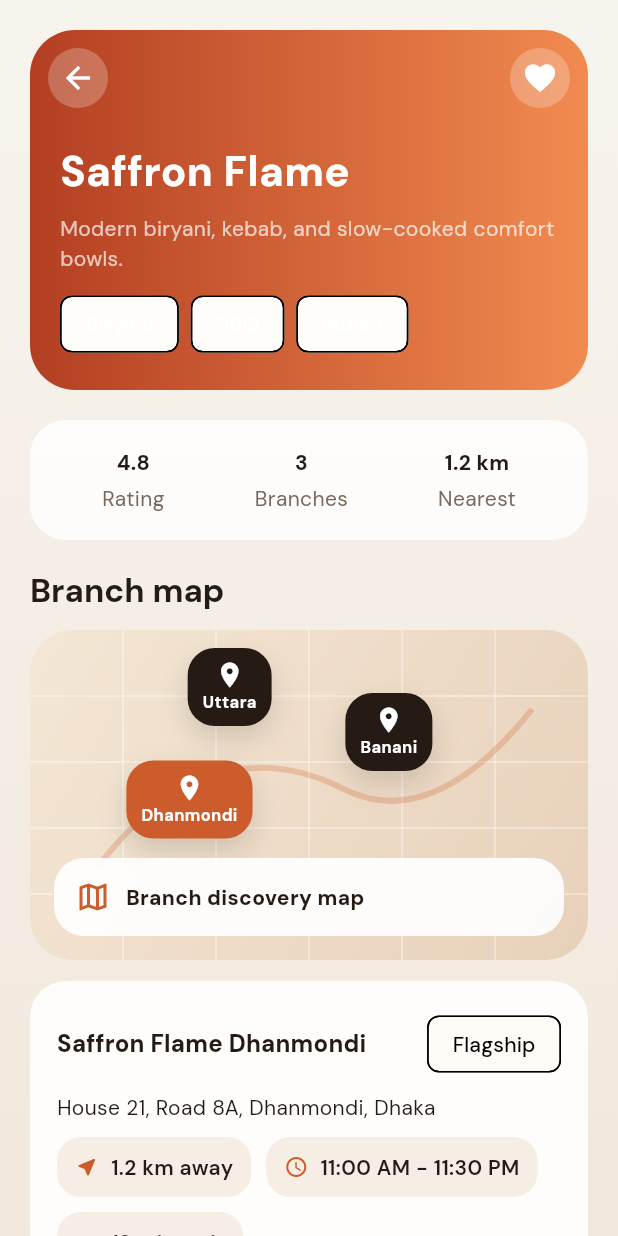
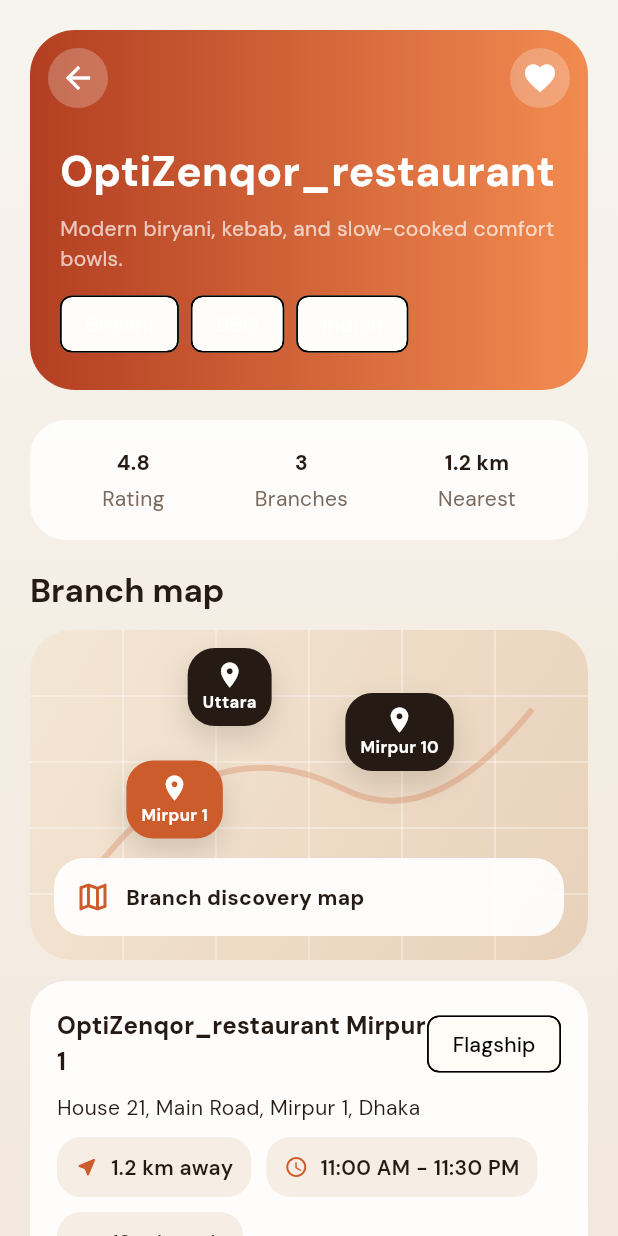
Before and after one commit to SaburNayem/OptiZenqor_restaurant, a Flutter app: the MainNavScreen screen opened by its route, scrolled down 1152 dp, after a tap on "Open now", on a phone screen of 412 x 824 dp. Run offline on Flutter 3.47's test engine with Material 3 defaults, Android fonts, the light colour scheme and no system bars; our stand-ins replace get, google_fonts, image_picker; accounts and stored records are empty.

Commit message:
Fix orders layout and branch naming

```diff
--- a/lib/core/data/mock_data.dart
+++ b/lib/core/data/mock_data.dart
@@ -113,7 +113,7 @@ class MockData {
   static const restaurants = <Restaurant>[
     Restaurant(
       id: 'r1',
-      name: 'Saffron Flame',
+      name: 'OptiZenqor_restaurant',
       description: 'Modern biryani, kebab, and slow-cooked comfort bowls.',
       cuisines: ['Biryani', 'BBQ', 'Indian'],
       rating: 4.8,
@@ -127,9 +127,9 @@ class MockData {
       branches: [
         RestaurantBranch(
           id: 'r1b1',
-          name: 'Saffron Flame Dhanmondi',
-          area: 'Dhanmondi',
-          address: 'House 21, Road 8A, Dhanmondi, Dhaka',
+          name: 'OptiZenqor_restaurant Mirpur 1',
+          area: 'Mirpur 1',
+          address: 'House 21, Main Road, Mirpur 1, Dhaka',
           openHours: '11:00 AM - 11:30 PM',
           phone: '+880 1700 111111',
           distanceKm: 1.2,
@@ -143,9 +143,9 @@ class MockData {
         ),
         RestaurantBranch(
           id: 'r1b2',
-          name: 'Saffron Flame Banani',
-          area: 'Banani',
-          address: 'Block C, Road 11, Banani, Dhaka',
+          name: 'OptiZenqor_restaurant Mirpur 10',
+          area: 'Mirpur 10',
+          address: 'Block C, Circle 10, Mirpur 10, Dhaka',
           openHours: '12:00 PM - 12:00 AM',
           phone: '+880 1700 111112',
           distanceKm: 4.8,
@@ -158,7 +158,7 @@ class MockData {
         ),
         RestaurantBranch(
           id: 'r1b3',
-          name: 'Saffron Flame Uttara',
+          name: 'OptiZenqor_restaurant Uttara',
           area: 'Uttara',
           address: 'Sector 7, Sonargaon Janapath, Uttara, Dhaka',
           openHours: '11:30 AM - 11:00 PM',
@@ -175,7 +175,7 @@ class MockData {
     ),
     Restaurant(
       id: 'r2',
-      name: 'Urban Crust',
+      name: 'OptiZenqor_restaurant',
       description: 'Stone-baked pizzas, cheesy bites, and signature sauces.',
       cuisines: ['Pizza', 'Italian', 'Fast food'],
       rating: 4.7,
@@ -189,9 +189,9 @@ class MockData {
       branches: [
         RestaurantBranch(
           id: 'r2b1',
-          name: 'Urban Crust Gulshan',
-          area: 'Gulshan 2',
-          address: 'Road 54, Gulshan 2, Dhaka',
+          name: 'OptiZenqor_restaurant Dhanmondi',
+          area: 'Dhanmondi',
+          address: 'Road 4, Dhanmondi, Dhaka',
           openHours: '10:30 AM - 11:45 PM',
           phone: '+880 1700 222221',
           distanceKm: 5.6,
@@ -205,7 +205,7 @@ class MockData {
         ),
         RestaurantBranch(
           id: 'r2b2',
-          name: 'Urban Crust Bashundhara',
+          name: 'OptiZenqor_restaurant Bashundhara',
           area: 'Bashundhara',
           address: 'Block A, Bashundhara R/A, Dhaka',
           openHours: '11:00 AM - 11:00 PM',
@@ -222,7 +222,7 @@ class MockData {
     ),
     Restaurant(
       id: 'r3',
-      name: 'Green Bowl Kitchen',
+      name: 'OptiZenqor_restaurant',
       description: 'Protein bowls, salads, wraps, and fresh juices.',
       cuisines: ['Healthy food', 'Drinks', 'Seafood'],
       rating: 4.6,
@@ -236,9 +236,9 @@ class MockData {
       branches: [
         RestaurantBranch(
           id: 'r3b1',
-          name: 'Green Bowl Kitchen Dhanmondi',
-          area: 'Dhanmondi',
-          address: 'Satmasjid Road, Dhanmondi, Dhaka',
+          name: 'OptiZenqor_restaurant Mohakhali',
+          area: 'Mohakhali',
+          address: 'Wireless Gate, Mohakhali, Dhaka',
           openHours: '8:00 AM - 10:30 PM',
           phone: '+880 1700 333331',
           distanceKm: 1.8,
@@ -252,7 +252,7 @@ class MockData {
         ),
         RestaurantBranch(
           id: 'r3b2',
-          name: 'Green Bowl Kitchen Mirpur',
+          name: 'OptiZenqor_restaurant Mirpur DOHS',
           area: 'Mirpur DOHS',
           address: 'Avenue 6, Mirpur DOHS, Dhaka',
           openHours: '8:30 AM - 10:00 PM',
@@ -269,7 +269,7 @@ class MockData {
     ),
     Restaurant(
       id: 'r4',
-      name: 'Night Market Wok',
+      name: 'OptiZenqor_restaurant',
       description: 'Street-style noodles, dim sum, and wok-fried specials.',
       cuisines: ['Chinese', 'Thai', 'Street food'],
       rating: 4.5,
@@ -283,7 +283,7 @@ class MockData {
       branches: [
         RestaurantBranch(
           id: 'r4b1',
-          name: 'Night Market Wok Wari',
+          name: 'OptiZenqor_restaurant Wari',
           area: 'Wari',
           address: 'Rankin Street, Wari, Old Dhaka',
           openHours: '4:00 PM - 1:00 AM',
@@ -300,7 +300,7 @@ class MockData {
         ),
         RestaurantBranch(
           id: 'r4b2',
-          name: 'Night Market Wok Mohammadpur',
+          name: 'OptiZenqor_restaurant Mohammadpur',
           area: 'Mohammadpur',
           address: 'Tajmahal Road, Mohammadpur, Dhaka',
           openHours: '5:00 PM - 12:30 AM',
--- a/lib/core/widgets/restaurant_card.dart
+++ b/lib/core/widgets/restaurant_card.dart
@@ -22,6 +22,9 @@ class RestaurantCard extends StatelessWidget {
   Widget build(BuildContext context) {
     final gradient = restaurant.bannerGradient.map(Color.new).toList();
     final nearestBranch = restaurant.nearestBranch;
+    final displayTitle = nearestBranch == null
+        ? restaurant.name
+        : '${restaurant.name} - ${nearestBranch.area}';
     return InkWell(
       onTap: onTap,
       borderRadius: BorderRadius.circular(24),
@@ -80,7 +83,7 @@ class RestaurantCard extends StatelessWidget {
               ),
               const SizedBox(height: 14),
               Text(
-                restaurant.name,
+                displayTitle,
                 style: Theme.of(
                   context,
                 ).textTheme.titleMedium?.copyWith(fontWeight: FontWeight.w700),
--- a/lib/features/home/controller/home_controller.dart
+++ b/lib/features/home/controller/home_controller.dart
@@ -12,7 +12,7 @@ class HomeController extends GetxController {
 
   final MockApiService _apiService;
   final searchController = TextEditingController();
-  final location = 'Dhanmondi, Dhaka'.obs;
+  final location = 'OptiZenqor_restaurant - Mirpur 1'.obs;
   final isLoading = true.obs;
   final categories = <FoodCategory>[].obs;
   final restaurants = <Restaurant>[].obs;
--- a/lib/features/home/screen/home_screen.dart
+++ b/lib/features/home/screen/home_screen.dart
@@ -54,7 +54,7 @@ class HomeScreen extends GetView<HomeController> {
                       crossAxisAlignment: CrossAxisAlignment.start,
                       children: [
                         Text(
-                          'My restaurant',
+                          'OptiZenqor_restaurant',
                           style: Theme.of(context).textTheme.bodySmall
                               ?.copyWith(color: AppColors.textSecondary),
                         ),
@@ -239,8 +239,8 @@ class HomeScreen extends GetView<HomeController> {
                     ),
                 const SizedBox(height: 12),
                 const SectionHeader(
-                  title: 'My Restaurant',
-                  subtitle: 'Branch locations and nearby restaurant access',
+                  title: 'OptiZenqor_restaurant',
+                  subtitle: 'Mirpur 1, Mirpur 10, and all branch locations',
                 ),
                 const SizedBox(height: 14),
                 ...controller.nearbyRestaurants.map(
@@ -266,7 +266,7 @@ class HomeScreen extends GetView<HomeController> {
                           Padding(
                             padding: const EdgeInsets.symmetric(horizontal: 4),
                             child: Text(
-                              'Branch location: ${restaurant.nearestBranch!.name}, ${restaurant.nearestBranch!.area}',
+                              'OptiZenqor_restaurant - ${restaurant.nearestBranch!.area}',
                               style: const TextStyle(
                                 color: AppColors.textSecondary,
                                 fontWeight: FontWeight.w600,
@@ -428,7 +428,7 @@ class _HomePromoCarouselState extends State<_HomePromoCarousel> {
     return Column(
       children: [
         SizedBox(
-          height: 226,
+          height: 248,
           child: PageView.builder(
             controller: _pageController,
             itemCount: widget.slides.length,
@@ -453,10 +453,12 @@ class _HomePromoCarouselState extends State<_HomePromoCarousel> {
                     ],
                   ),
                   child: Row(
+                    crossAxisAlignment: CrossAxisAlignment.center,
                     children: [
                       Expanded(
                         child: Column(
                           crossAxisAlignment: CrossAxisAlignment.start,
+                          mainAxisAlignment: MainAxisAlignment.spaceBetween,
                           children: [
                             Text(
                               slide.eyebrow,
@@ -468,10 +470,10 @@ class _HomePromoCarouselState extends State<_HomePromoCarousel> {
                             const SizedBox(height: 8),
                             Text(
                               slide.title,
-                              maxLines: 3,
+                              maxLines: 2,
                               overflow: TextOverflow.ellipsis,
                               style: const TextStyle(
-                                fontSize: 22,
+                                fontSize: 20,
                                 fontWeight: FontWeight.w800,
                                 color: Colors.white,
                                 height: 1.15,
@@ -480,14 +482,13 @@ class _HomePromoCarouselState extends State<_HomePromoCarousel> {
                             const SizedBox(height: 8),
                             Text(
                               slide.message,
-                              maxLines: 3,
+                              maxLines: 2,
                               overflow: TextOverflow.ellipsis,
                               style: const TextStyle(
                                 color: Colors.white,
                                 height: 1.3,
                               ),
                             ),
-                            const Spacer(),
                             SizedBox(
                               height: 40,
                               child: ElevatedButton(
@@ -499,15 +500,21 @@ class _HomePromoCarouselState extends State<_HomePromoCarousel> {
                           ],
                         ),
                       ),
-                      const SizedBox(width: 14),
-                      Container(
-                        width: 96,
-                        height: 144,
-                        decoration: BoxDecoration(
-                          color: Colors.white.withValues(alpha: 0.16),
-                          borderRadius: BorderRadius.circular(28),
+                      const SizedBox(width: 12),
+                      Center(
+                        child: Container(
+                          width: 80,
+                          height: 112,
+                          decoration: BoxDecoration(
+                            color: Colors.white.withValues(alpha: 0.16),
+                            borderRadius: BorderRadius.circular(24),
+                          ),
+                          child: Icon(
+                            slide.icon,
+                            color: Colors.white,
+                            size: 42,
+                          ),
                         ),
-                        child: Icon(slide.icon, color: Colors.white, size: 52),
                       ),
                     ],
                   ),
--- a/lib/features/orders/screen/my_orders_screen.dart
+++ b/lib/features/orders/screen/my_orders_screen.dart
@@ -39,25 +39,21 @@ class MyOrdersScreen extends GetView<OrdersController> {
               ],
             ),
             Expanded(
-              child: Obx(
-                () => TabBarView(
+              child: Obx(() {
+                final activeOrders = controller.activeOrders;
+                final pastOrders = controller.pastOrders;
+                final cancelledOrders = controller.cancelledOrders;
+
+                return TabBarView(
                   children: [
-                    controller.activeOrders.isEmpty
-                        ? const Padding(
-                            padding: EdgeInsets.all(20),
-                            child: EmptyState(
-                              title: 'No active orders',
-                              message:
-                                  'Your live delivery updates will appear here.',
-                              icon: Icons.delivery_dining_rounded,
-                            ),
-                          )
-                        : ListView.builder(
-                            padding: const EdgeInsets.all(20),
-                            itemCount: controller.activeOrders.length,
-                            itemBuilder: (context, index) {
-                              final order = controller.activeOrders[index];
-                              return _OrderTile(
+                    _OrdersTabContent(
+                      emptyTitle: 'No active orders',
+                      emptyMessage:
+                          'Your live restaurant updates will appear here.',
+                      emptyIcon: Icons.delivery_dining_rounded,
+                      children: activeOrders
+                          .map(
+                            (order) => _OrderTile(
                               title: order.restaurantName,
                               subtitle: order.itemNames.join(', '),
                               trailing: order.status,
@@ -66,25 +62,18 @@ class MyOrdersScreen extends GetView<OrdersController> {
                                 AppRoutes.orderTracking,
                                 arguments: order.id,
                               ),
-                              );
-                            },
-                          ),
-                    controller.pastOrders.isEmpty
-                        ? const Padding(
-                            padding: EdgeInsets.all(20),
-                            child: EmptyState(
-                              title: 'No past orders',
-                              message:
-                                  'Completed orders and invoices will show up here.',
-                              icon: Icons.receipt_long_rounded,
                             ),
                           )
-                        : ListView.builder(
-                            padding: const EdgeInsets.all(20),
-                            itemCount: controller.pastOrders.length,
-                            itemBuilder: (context, index) {
-                              final order = controller.pastOrders[index];
-                              return _OrderTile(
+                          .toList(),
+                    ),
+                    _OrdersTabContent(
+                      emptyTitle: 'No past orders',
+                      emptyMessage:
+                          'Completed restaurant orders and invoices will show up here.',
+                      emptyIcon: Icons.receipt_long_rounded,
+                      children: pastOrders
+                          .map(
+                            (order) => _OrderTile(
                               title: order.restaurantName,
                               subtitle: order.createdAtLabel,
                               trailing: 'Reorder',
@@ -100,8 +89,7 @@ class MyOrdersScreen extends GetView<OrdersController> {
                                   final item = restaurantController.foodItems
                                       .firstWhereOrNull(
                                         (food) =>
-                                              food.restaurantId ==
-                                              restaurant.id,
+                                            food.restaurantId == restaurant.id,
                                       );
                                   if (item != null) {
                                     cartController.addItem(item);
@@ -113,28 +101,18 @@ class MyOrdersScreen extends GetView<OrdersController> {
                                 AppRoutes.orderDetail,
                                 arguments: order.id,
                               ),
-                              );
-                            },
-                          ),
-                  ],
-                ),
-              ),
-            ),
-            controller.cancelledOrders.isEmpty
-                ? const Padding(
-                    padding: EdgeInsets.all(20),
-                    child: EmptyState(
-                      title: 'No cancelled orders',
-                      message: 'Cancelled restaurant orders will appear here.',
-                      icon: Icons.cancel_outlined,
                             ),
                           )
-                : ListView.builder(
-                    padding: const EdgeInsets.all(20),
-                    itemCount: controller.cancelledOrders.length,
-                    itemBuilder: (context, index) {
-                      final order = controller.cancelledOrders[index];
-                      return _OrderTile(
+                          .toList(),
+                    ),
+                    _OrdersTabContent(
+                      emptyTitle: 'No cancelled orders',
+                      emptyMessage:
+                          'Cancelled restaurant orders will appear here.',
+                      emptyIcon: Icons.cancel_outlined,
+                      children: cancelledOrders
+                          .map(
+                            (order) => _OrderTile(
                               title: order.restaurantName,
                               subtitle: order.createdAtLabel,
                               trailing: order.status,
@@ -143,13 +121,48 @@ class MyOrdersScreen extends GetView<OrdersController> {
                                 AppRoutes.orderDetail,
                                 arguments: order.id,
                               ),
+                            ),
+                          )
+                          .toList(),
+                    ),
+                  ],
                 );
-                    },
+              }),
             ),
           ],
         ),
       ),
     );
+  }
+}
+
+class _OrdersTabContent extends StatelessWidget {
+  const _OrdersTabContent({
+    required this.emptyTitle,
+    required this.emptyMessage,
+    required this.emptyIcon,
+    required this.children,
+  });
+
+  final String emptyTitle;
+  final String emptyMessage;
+  final IconData emptyIcon;
+  final List<Widget> children;
+
+  @override
+  Widget build(BuildContext context) {
+    if (children.isEmpty) {
+      return Padding(
+        padding: const EdgeInsets.all(20),
+        child: EmptyState(
+          title: emptyTitle,
+          message: emptyMessage,
+          icon: emptyIcon,
+        ),
+      );
+    }
+
+    return ListView(padding: const EdgeInsets.all(20), children: children);
   }
 }
 
```
Lines whose indentation alone changed are shown as unchanged.
